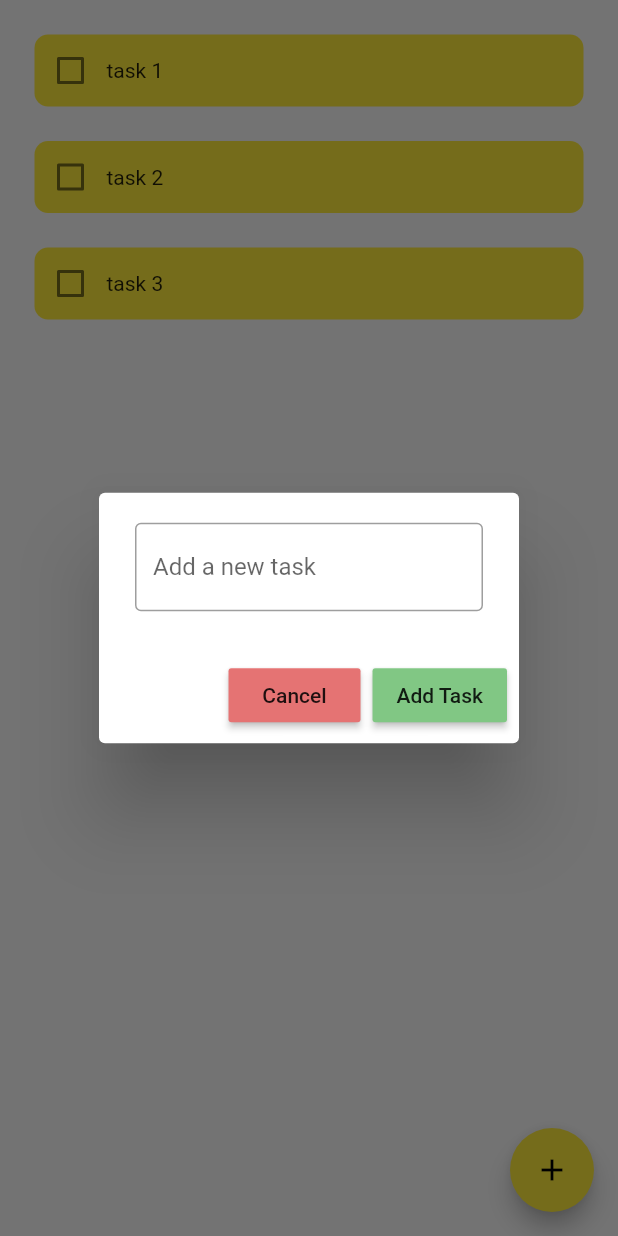
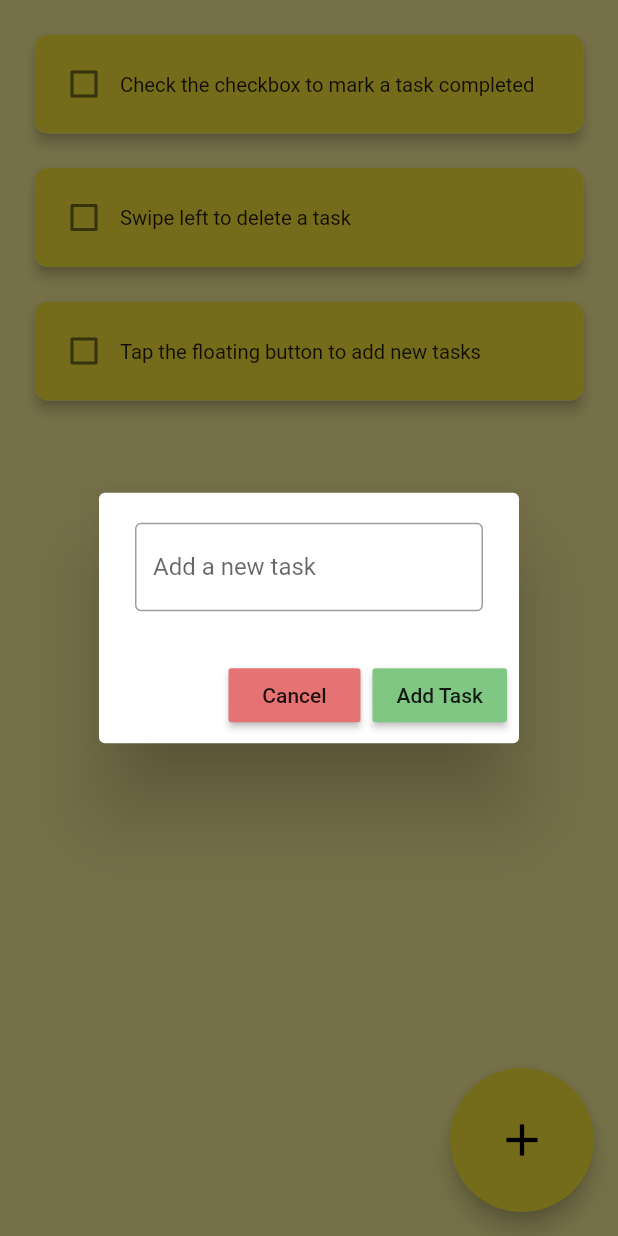
Before and after one commit to ayekaunic/Kamaal-Nama, a Flutter app: the screen it shows after launch, after a tap on the "add" icon, on a phone screen of 412 x 824 dp. Run offline on Flutter 3.47's test engine with Material 2 defaults, Android fonts, the phone set to English and light mode, and no system bars; drawn by our look-alikes of flutter_slidable; our stand-ins replace hive_flutter; accounts and stored records are empty.

Commit message:
added local storage using hive.
also fixed the ui.

```diff
--- a/kamaal_nama/lib/components/todo_tile.dart
+++ b/kamaal_nama/lib/components/todo_tile.dart
@@ -32,7 +32,11 @@ class ToDoTile extends StatelessWidget {
             ),
           ],
         ),
+        child: Material(
+          elevation: 3.6,
+          borderRadius: BorderRadius.circular(9),
           child: Container(
+            padding: EdgeInsets.all(9),
             decoration: BoxDecoration(
               color: Colors.yellow,
               borderRadius: BorderRadius.circular(9),
@@ -47,14 +51,18 @@ class ToDoTile extends StatelessWidget {
                 ),
 
                 // task name
-              Text(
+                Expanded(
+                  child: Text(
                     taskName,
                     style: TextStyle(
+                        fontSize: 13.5,
                         decoration: taskCompleted
                             ? TextDecoration.lineThrough
                             : TextDecoration.none),
                   ),
+                ),
               ],
+            ),
           ),
         ),
       ),
--- /dev/null
+++ b/kamaal_nama/lib/data/database.dart
@@ -0,0 +1,28 @@
+import 'package:hive_flutter/hive_flutter.dart';
+
+class ToDoDataBase {
+  // list of tasks
+  List toDoList = [];
+
+  // reference our box
+  final _mybox = Hive.box('tasks');
+
+  // method to be run if first time ever opening app
+  void createInitialData() {
+    toDoList = [
+      ['Check the checkbox to mark a task completed', false],
+      ['Swipe left to delete a task', false],
+      ['Tap the floating button to add new tasks', false],
+    ];
+  }
+
+  // load data from database
+  void loadData() {
+    toDoList = _mybox.get('TODOLIST');
+  }
+
+  // update database
+  void updateData() {
+    _mybox.put('TODOLIST', toDoList);
+  }
+}
--- a/kamaal_nama/lib/main.dart
+++ b/kamaal_nama/lib/main.dart
@@ -1,7 +1,15 @@
 import 'package:flutter/material.dart';
+import 'package:hive_flutter/hive_flutter.dart';
 import 'package:kamaal_nama/pages/home_page.dart';
 
-void main() {
+void main() async {
+  // initialize the hive
+  await Hive.initFlutter();
+
+  // open a box
+  // ignore: unused_local_variable
+  var box = await Hive.openBox('tasks');
+
   runApp(const MyApp());
 }
 
@@ -16,8 +24,7 @@ class MyApp extends StatelessWidget {
       theme: ThemeData(
         primarySwatch: Colors.yellow,
       ),
-      darkTheme: ThemeData.dark(),
-      title: 'Kamaal Nama',
+      title: 'Kamaal-Nama',
     );
   }
 }
--- a/kamaal_nama/lib/pages/home_page.dart
+++ b/kamaal_nama/lib/pages/home_page.dart
@@ -1,6 +1,8 @@
 import 'package:flutter/material.dart';
 import 'package:flutter/services.dart';
+import 'package:hive_flutter/hive_flutter.dart';
 import 'package:kamaal_nama/components/todo_tile.dart';
+import 'package:kamaal_nama/data/database.dart';
 
 class HomePage extends StatefulWidget {
   const HomePage({super.key});
@@ -10,21 +12,32 @@ class HomePage extends StatefulWidget {
 }
 
 class _HomePageState extends State<HomePage> {
+  // reference the hive box
+  final _myBox = Hive.box('tasks');
+  ToDoDataBase db = ToDoDataBase();
+
+  @override
+  void initState() {
+    // if first time ever create default data
+    if (_myBox.get('TODOLIST') == null) {
+      db.createInitialData();
+    } else {
+      // not the first time ever
+      db.loadData();
+    }
+
+    super.initState();
+  }
+
   // text controllor for adding tasks
   final _taskController = TextEditingController();
-
-  // list of tasks to do
-  List toDoList = [
-    ['task 1', false],
-    ['task 2', false],
-    ['task 3', false],
-  ];
 
   // method for when checkbox is tapped
   void checkBoxChanged(bool? value, int index) {
     setState(() {
-      toDoList[index][1] = !toDoList[index][1];
+      db.toDoList[index][1] = !db.toDoList[index][1];
     });
+    db.updateData();
   }
 
   // method to create new task
@@ -49,10 +62,11 @@ class _HomePageState extends State<HomePage> {
             MaterialButton(
               onPressed: () {
                 setState(() {
-                  toDoList.add([_taskController.text, false]);
+                  db.toDoList.add([_taskController.text, false]);
                   _taskController.clear();
                 });
                 Navigator.of(context).pop();
+                db.updateData();
               },
               color: Colors.green[300],
               child: const Text('Add Task'),
@@ -66,8 +80,9 @@ class _HomePageState extends State<HomePage> {
   // method to delete task
   void deleteTask(int index) {
     setState(() {
-      toDoList.removeAt(index);
+      db.toDoList.removeAt(index);
     });
+    db.updateData();
   }
 
   @override
@@ -76,16 +91,18 @@ class _HomePageState extends State<HomePage> {
       SystemUiMode.immersiveSticky,
     );
     return Scaffold(
-      floatingActionButton: FloatingActionButton(
+      backgroundColor: Colors.yellow.shade200,
+      floatingActionButton: FloatingActionButton.large(
+        elevation: 6.3,
         onPressed: createNewTask,
         child: const Icon(Icons.add),
       ),
       body: ListView.builder(
-        itemCount: toDoList.length,
+        itemCount: db.toDoList.length,
         itemBuilder: (context, index) {
           return ToDoTile(
-            taskName: toDoList[index][0],
-            taskCompleted: toDoList[index][1],
+            taskName: db.toDoList[index][0],
+            taskCompleted: db.toDoList[index][1],
             onChanged: (value) => checkBoxChanged(value, index),
             deleteMethod: (context) => deleteTask(index),
           );
--- a/kamaal_nama/pubspec.yaml
+++ b/kamaal_nama/pubspec.yaml
@@ -36,11 +36,14 @@ dependencies:
   # Use with the CupertinoIcons class for iOS style icons.
   cupertino_icons: ^1.0.2
   flutter_slidable: ^3.0.0
+  hive: ^2.2.3
+  hive_flutter: ^1.1.0
 
 dev_dependencies:
   flutter_test:
     sdk: flutter
   flutter_launcher_icons: ^0.13.1
+  hive_generator: ^2.0.0
 flutter_icons:
   android: "launcher_icon"
   ios: true
```
Also changed, not shown: kamaal_nama/pubspec.lock, 1 other file. Lines whose indentation alone changed are shown as unchanged.
